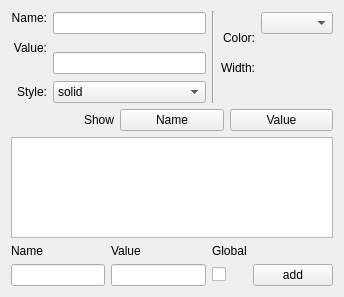
Above: src/Interface/EdgePropertiesWidget.ui from KDE/rocs before the change. Below: the same form after it.
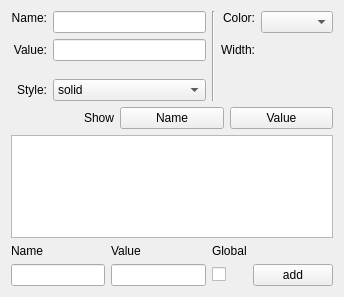
That is the form after the change. Custom widgets are drawn as their Qt base class.

The edit to the form file:
```diff
--- a/src/Interface/EdgePropertiesWidget.ui
+++ b/src/Interface/EdgePropertiesWidget.ui
@@ -45,49 +45,6 @@
      </property>
     </widget>
    </item>
-   <item row="1" column="3" rowspan="2">
-    <widget class="QLabel" name="label_3">
-     <property name="text">
-      <string>Color:</string>
-     </property>
-     <property name="alignment">
-      <set>Qt::AlignRight|Qt::AlignTrailing|Qt::AlignVCenter</set>
-     </property>
-    </widget>
-   </item>
-   <item row="2" column="0" rowspan="2">
-    <widget class="QLabel" name="label_2">
-     <property name="text">
-      <string>Value:</string>
-     </property>
-     <property name="alignment">
-      <set>Qt::AlignRight|Qt::AlignTrailing|Qt::AlignVCenter</set>
-     </property>
-    </widget>
-   </item>
-   <item row="3" column="1" rowspan="2">
-    <widget class="KLineEdit" name="_value">
-     <property name="toolTip">
-      <string>Edge value</string>
-     </property>
-    </widget>
-   </item>
-   <item row="4" column="3">
-    <widget class="QLabel" name="label_4">
-     <property name="toolTip">
-      <string>Edge width</string>
-     </property>
-     <property name="text">
-      <string>Width:</string>
-     </property>
-     <property name="alignment">
-      <set>Qt::AlignRight|Qt::AlignTrailing|Qt::AlignVCenter</set>
-     </property>
-    </widget>
-   </item>
-   <item row="4" column="4" rowspan="2">
-    <widget class="KDoubleNumInput" name="_width"/>
-   </item>
    <item row="5" column="0">
     <widget class="QLabel" name="label_5">
      <property name="text">
@@ -213,6 +170,49 @@
      </item>
     </layout>
    </item>
+   <item row="0" column="3">
+    <widget class="QLabel" name="label_3">
+     <property name="text">
+      <string>Color:</string>
+     </property>
+     <property name="alignment">
+      <set>Qt::AlignRight|Qt::AlignTrailing|Qt::AlignVCenter</set>
+     </property>
+    </widget>
+   </item>
+   <item row="2" column="1">
+    <widget class="KLineEdit" name="_value">
+     <property name="toolTip">
+      <string>Edge value</string>
+     </property>
+    </widget>
+   </item>
+   <item row="2" column="4">
+    <widget class="KDoubleNumInput" name="_width"/>
+   </item>
+   <item row="2" column="3">
+    <widget class="QLabel" name="label_4">
+     <property name="toolTip">
+      <string>Edge width</string>
+     </property>
+     <property name="text">
+      <string>Width:</string>
+     </property>
+     <property name="alignment">
+      <set>Qt::AlignRight|Qt::AlignTrailing|Qt::AlignVCenter</set>
+     </property>
+    </widget>
+   </item>
+   <item row="2" column="0">
+    <widget class="QLabel" name="label_2">
+     <property name="text">
+      <string>Value:</string>
+     </property>
+     <property name="alignment">
+      <set>Qt::AlignRight|Qt::AlignTrailing|Qt::AlignVCenter</set>
+     </property>
+    </widget>
+   </item>
   </layout>
  </widget>
  <customwidgets>
```
Left out of the diff: 47 changed lines with no effect on the pictures.
